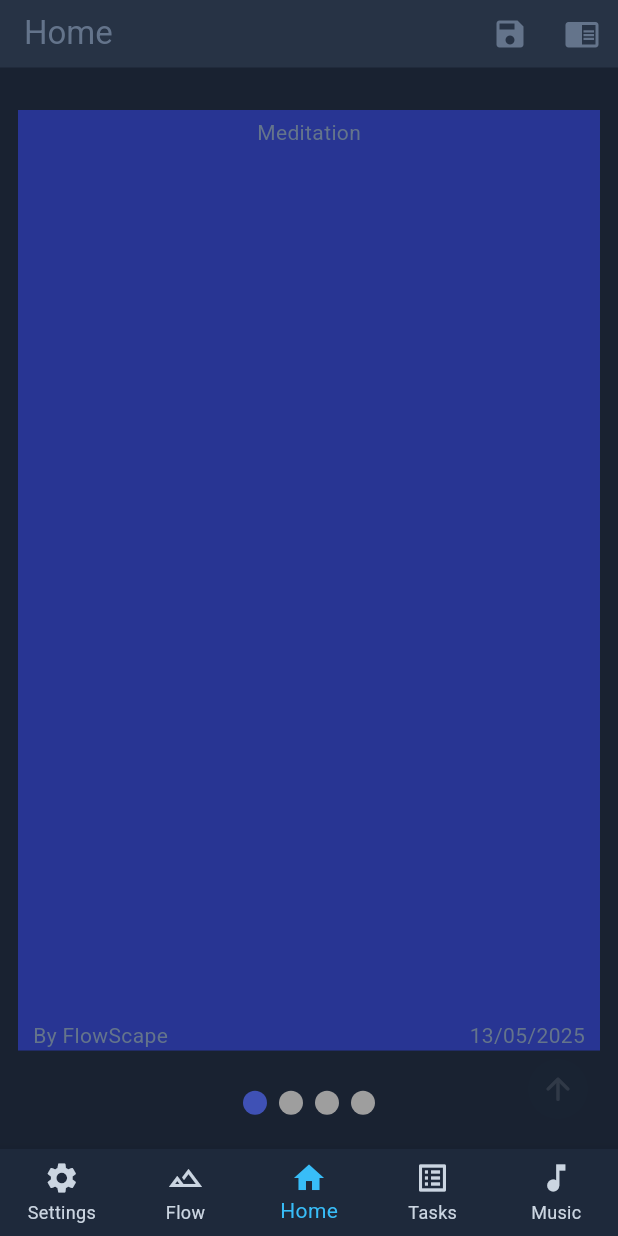
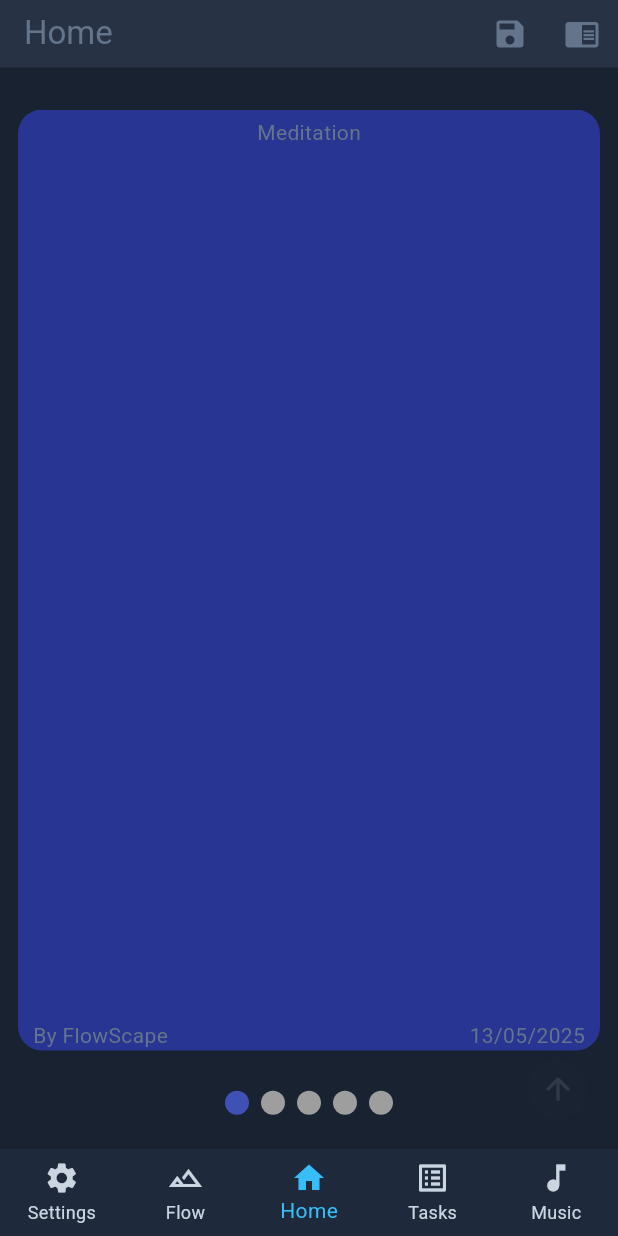
Before and after one commit to Ido-Badash/Flowscape, a Flutter app: the screen it shows after launch, scrolled down 576 dp, on a phone screen of 412 x 824 dp. Run offline on Flutter 3.47's test engine with Material 3 defaults, Android fonts, the phone set to English and light mode, and no system bars; drawn by our look-alikes of smooth_page_indicator.

Commit message:
🌠🌋⚡ Refactor MeditationScape to enhance UI with rounded containers; update Scape widget to use updatedChildren for item count and smooth page indicator.

```diff
--- a/lib/features/home/screens/scapes/scape_widgets/scape.dart
+++ b/lib/features/home/screens/scapes/scape_widgets/scape.dart
@@ -66,7 +66,7 @@ class _ScapeState extends State<Scape> {
               physics: const PageScrollPhysics(parent: BouncingScrollPhysics()),
               controller: _controller,
               itemBuilder: _itemBuilder,
-              itemCount: widget.children.length,
+              itemCount: updatedChildren.length,
             ),
           ],
         ),
@@ -89,7 +89,7 @@ class _ScapeState extends State<Scape> {
         alignment: Alignment.center,
         child: SmoothPageIndicator(
           controller: _controller,
-          count: widget.children.length,
+          count: updatedChildren.length,
           effect: WormEffect(
             dotColor: widget.style?.offPage ?? Colors.grey,
             activeDotColor: widget.style?.onPage ?? Colors.indigo,
--- a/lib/features/home/screens/scapes/scape_widgets/scapes.dart
+++ b/lib/features/home/screens/scapes/scape_widgets/scapes.dart
@@ -1,6 +1,5 @@
 export 'scape.dart';
 export 'scape_style.dart';
 export 'scape_pullup_bar.dart';
-export 'scape_page.dart';
 export 'scape_actions.dart';
 export 'package:flowscape/features/home/screens/scapes/scape_frames/scape_frames.dart';
--- a/lib/features/home/screens/scapes/scapes_warehouse/meditation.dart
+++ b/lib/features/home/screens/scapes/scapes_warehouse/meditation.dart
@@ -6,17 +6,36 @@ class MeditationScape extends StatelessWidget {
 
   @override
   Widget build(BuildContext context) {
+    final colors = [
+      Colors.indigo[700],
+      Colors.indigo[600],
+      Colors.indigo[700],
+      Colors.indigo[800],
+    ];
+
     return Scape(
       children: [
         ClassicHeadFrame(
           title: const Text("Meditation"),
           creator: const Text("By FlowScape"),
           date: const Text("13/05/2025"),
-          child: Container(color: Colors.indigo[800])
+          child: Container(
+            decoration: BoxDecoration(
+              color: Colors.indigo[800],
+              borderRadius: BorderRadius.circular(16),
+            ),
           ),
-        ClassicFrame(child: Container(color: Colors.indigo[700])),
-        ClassicFrame(child: Container(color: Colors.indigo[600])),
-        ClassicFrame(child: Container(color: Colors.indigo[500])),
+        ),
+        ...colors.map(
+          (color) => ClassicFrame(
+            child: Container(
+              decoration: BoxDecoration(
+                color: color,
+                borderRadius: BorderRadius.circular(12),
+              ),
+            ),
+          ),
+        ),
       ],
     );
   }
```
